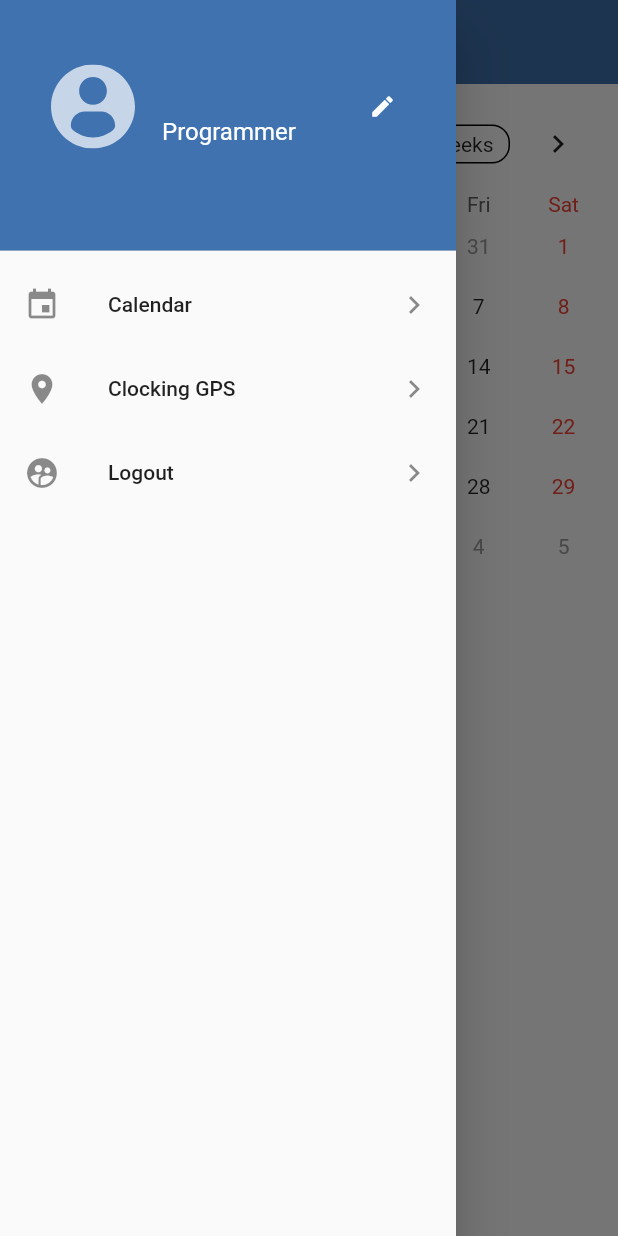
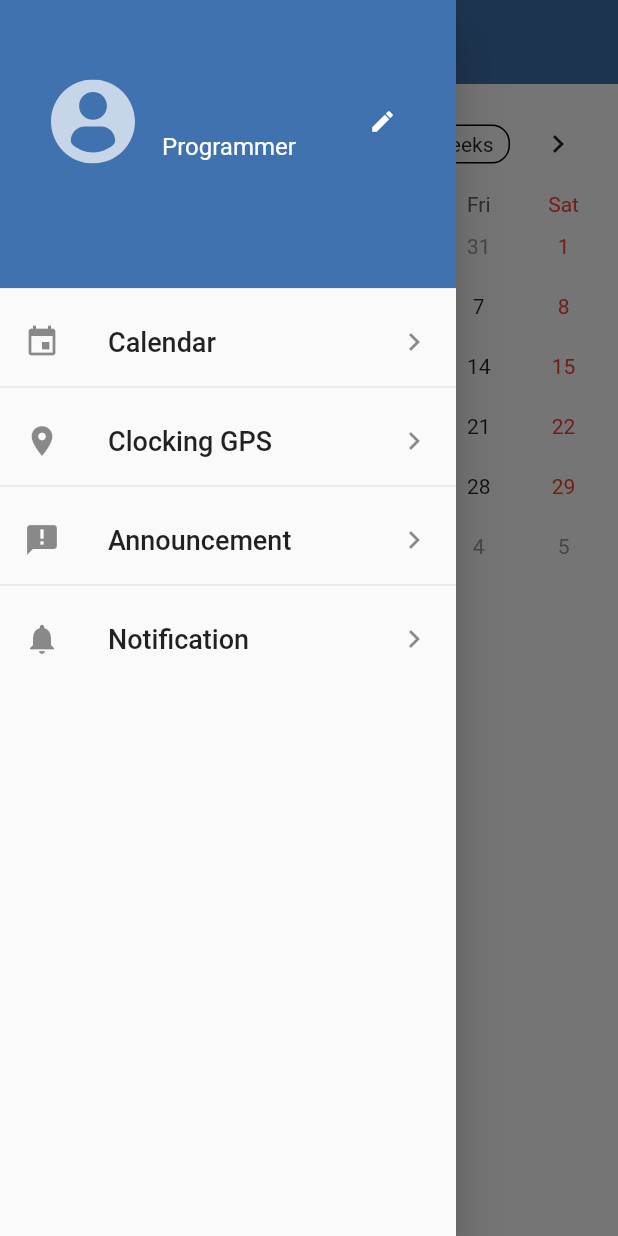
Before and after one commit to naamiicy/time-attendent, a Flutter app: the CalendarPage screen opened directly with empty values, with the side drawer open, on a phone screen of 412 x 824 dp. Run offline on Flutter 3.47's test engine with Material 2 defaults, Android fonts, the phone set to English and light mode, and no system bars; drawn by our look-alikes of table_calendar; our stand-ins replace flutter_spinkit, flutter_svg, geolocator, google_maps_flutter, hexcolor, random_string; accounts and stored records are empty; statements that could not run were skipped.

```diff
--- a/lib/screens/calendar-page.dart
+++ b/lib/screens/calendar-page.dart
@@ -22,9 +22,12 @@ class CalendarPage extends StatefulWidget {
 
 class _CalendarPageState extends State<CalendarPage> {
   final CalendarController _calendarController = CalendarController();
+  DateTime _date = DateTime.now();
   DateTime _dateNow;
-  String _formatDateNow;
+  List _events;
+  String _dateNowFormat;
   DateTime _dateSelect;
+  String _dateSelectFormat;
   List<UserWork> _userwork = <UserWork>[];
   List<UserWork> _userworkList = <UserWork>[];
 
@@ -49,9 +52,6 @@ class _CalendarPageState extends State<CalendarPage> {
         child: Column(
           children: <Widget>[
             Container(
-              // decoration: BoxDecoration(
-              //   color: Colors.white,
-              // ),
               child: Padding(
                 padding: EdgeInsets.all(8.0),
                 child: TableCalendar(
@@ -74,8 +74,6 @@ class _CalendarPageState extends State<CalendarPage> {
               height: 60.0,
               width: 500.0,
               child: Container(
-                // color: Hexcolor('#b44c34'),
-                // color: Colors.black38,
                 child: Padding(
                   padding: EdgeInsets.only(
                     left: 12.0,
@@ -84,7 +82,7 @@ class _CalendarPageState extends State<CalendarPage> {
                     bottom: 8.0,
                   ),
                   child: Text(
-                    'Today:  $_formatDateNow',
+                    'Today:  $_dateNowFormat',
                     style: TextStyle(
                       fontSize: 18.0,
                       fontWeight: FontWeight.bold,
@@ -95,7 +93,8 @@ class _CalendarPageState extends State<CalendarPage> {
               ),
             ),
             Expanded(
-              child: SizedBox(
+              child: (_dateSelectFormat == _dateNowFormat)
+                  ? SizedBox(
                       child: ListView.separated(
                         padding: EdgeInsets.all(10.0),
                         itemCount: _userworkList.length,
@@ -104,11 +103,6 @@ class _CalendarPageState extends State<CalendarPage> {
                             color: _userworkList[index].workType == 'IN'
                                 ? Colors.green[100]
                                 : Colors.red[100],
-                        // shape: _userworkList[index].workType == 'IN'
-                        //     ? Border(
-                        //         left: BorderSide(color: Colors.green, width: 5))
-                        //     : Border(
-                        //         left: BorderSide(color: Colors.red, width: 5)),
                             shape: RoundedRectangleBorder(
                               borderRadius: BorderRadius.circular(10.0),
                             ),
@@ -145,41 +139,21 @@ class _CalendarPageState extends State<CalendarPage> {
                         },
                         separatorBuilder: (BuildContext context, int index) {
                           return Divider();
-                    }),
+                        },
                       ),
+                    )
+                  : SizedBox(),
             ),
           ],
         ),
       ),
-      // ),
     );
   }
-
-  // showDateCard() {
-  //   if (((_time != null) && _address != null)) {
-  //     return Card(
-  //       child: ListTile(
-  //         title: Text('$_time'),
-  //         subtitle: Text(
-  //           '$_address',
-  //           style: TextStyle(
-  //             fontSize: 15.0,
-  //           ),
-  //         ),
-  //         trailing: IconButton(
-  //           icon: Icon(Icons.more_vert),
-  //           onPressed: () {},
-  //         ),
-  //       ),
-  //     );
-  //   } else {
-  //     return Card();
-  //   }
-  // }
 
   @override
   void initState() {
     super.initState();
+    getDateSelect(_date, _events);
     getTimeNow();
     getDateWorkData();
     getAddressData();
@@ -189,14 +163,14 @@ class _CalendarPageState extends State<CalendarPage> {
     _dateNow = DateTime.now();
 
     setState(() {
-      _formatDateNow = DateFormat('dd/MM/yyyy').format(_dateNow);
+      _dateNowFormat = DateFormat('dd/MM/yyyy').format(_dateNow);
     });
   }
 
   getDateSelect(DateTime _date, List _events) {
     setState(() {
       _dateSelect = _date;
-      // showDateCard();
+      _dateSelectFormat = DateFormat('dd/MM/yyyy').format(_dateSelect);
     });
     // _selectedEvents = events;
     // print('Show events: $events');
--- a/lib/widgets/drawer-list.dart
+++ b/lib/widgets/drawer-list.dart
@@ -2,7 +2,9 @@ import 'package:flutter/material.dart';
 import 'package:flutter_svg/flutter_svg.dart';
 import 'package:hexcolor/hexcolor.dart';
 import 'package:time_attendent_app/models/user-login-model.dart';
+import 'package:time_attendent_app/screens/announcement-pge.dart';
 import 'package:time_attendent_app/screens/map-location.dart';
+import 'package:time_attendent_app/screens/notification-page.dart';
 import 'package:time_attendent_app/screens/profile-page.dart';
 import 'package:time_attendent_app/screens/calendar-page.dart';
 import 'package:time_attendent_app/screens/login-page.dart';
@@ -25,13 +27,13 @@ class _DrawerListState extends State<DrawerList> {
     return Drawer(
       child: ListView(padding: EdgeInsets.zero, children: <Widget>[
         Container(
-          height: 175.0,
+          height: 200.0,
           child: DrawerHeader(
             decoration: BoxDecoration(
               color: Hexcolor('#3f72af'),
             ),
             child: Padding(
-              padding: EdgeInsets.fromLTRB(0, 20.0, 8.0, 20.0),
+              padding: EdgeInsets.fromLTRB(0, 30.0, 8.0, 20.0),
               child: ListTile(
                 leading: SvgPicture.asset(
                   'assets/images/user2.svg',
@@ -69,20 +71,33 @@ class _DrawerListState extends State<DrawerList> {
             ),
           ),
         ),
-        ListTile(
+        Container(
+          height: 50.0,
+          child: ListTile(
             leading: Icon(Icons.insert_invitation),
-          title: Text('Calendar'),
+            title: Text(
+              'Calendar',
+              style: TextStyle(fontSize: 18.0),
+            ),
             trailing: Icon(Icons.chevron_right),
             onTap: () {
               Navigator.push(
                   context,
                   MaterialPageRoute(
-                    builder: (context) => CalendarPage(user: widget.getUser)));
+                      builder: (context) =>
+                          CalendarPage(user: widget.getUser)));
             },
           ),
-        ListTile(
+        ),
+        Divider(),
+        Container(
+          height: 50.0,
+          child: ListTile(
             leading: Icon(Icons.location_on),
-          title: Text('Clocking GPS'),
+            title: Text(
+              'Clocking GPS',
+              style: TextStyle(fontSize: 18.0),
+            ),
             trailing: Icon(Icons.chevron_right),
             onTap: () {
               Navigator.push(
@@ -91,39 +106,45 @@ class _DrawerListState extends State<DrawerList> {
                       builder: (context) => MapLocation(user: widget.getUser)));
             },
           ),
-        // ListTile(
-        //   leading: Icon(Icons.announcement),
-        //   title: Text('Announcement'),
-        //   trailing: Icon(Icons.chevron_right),
-        //   onTap: () {
-        //     Navigator.push(
-        //         context,
-        //         MaterialPageRoute(
-        //             builder: (context) =>
-        //                 AnnouncementPage(user: widget.getUser)));
-        //   },
-        // ),
-        // ListTile(
-        //   leading: Icon(Icons.notifications),
-        //   title: Text('Notification'),
-        //   trailing: Icon(Icons.chevron_right),
-        //   onTap: () {
-        //     Navigator.push(
-        //         context,
-        //         MaterialPageRoute(
-        //             builder: (context) =>
-        //                 NotificationPage(user: widget.getUser)));
-        //   },
-        // ),
-        ListTile(
-          leading: Icon(Icons.supervised_user_circle),
-          title: Text('Logout'),
+        ),
+        Divider(),
+        Container(
+          height: 50.0,
+          child: ListTile(
+            leading: Icon(Icons.announcement),
+            title: Text(
+              'Announcement',
+              style: TextStyle(fontSize: 18.0),
+            ),
             trailing: Icon(Icons.chevron_right),
             onTap: () {
               Navigator.push(
-                context, MaterialPageRoute(builder: (context) => LoginPage()));
+                  context,
+                  MaterialPageRoute(
+                      builder: (context) =>
+                          AnnouncementPage(user: widget.getUser)));
             },
-        )
+          ),
+        ),
+        Divider(),
+        Container(
+          height: 50.0,
+          child: ListTile(
+            leading: Icon(Icons.notifications),
+            title: Text(
+              'Notification',
+              style: TextStyle(fontSize: 18.0),
+            ),
+            trailing: Icon(Icons.chevron_right),
+            onTap: () {
+              Navigator.push(
+                  context,
+                  MaterialPageRoute(
+                      builder: (context) =>
+                          NotificationPage(user: widget.getUser)));
+            },
+          ),
+        ),
       ]),
     );
   }
```
Also changed, not shown: lib/screens/profile-page.dart (+68 -2 lines). Lines whose indentation alone changed are shown as unchanged.
